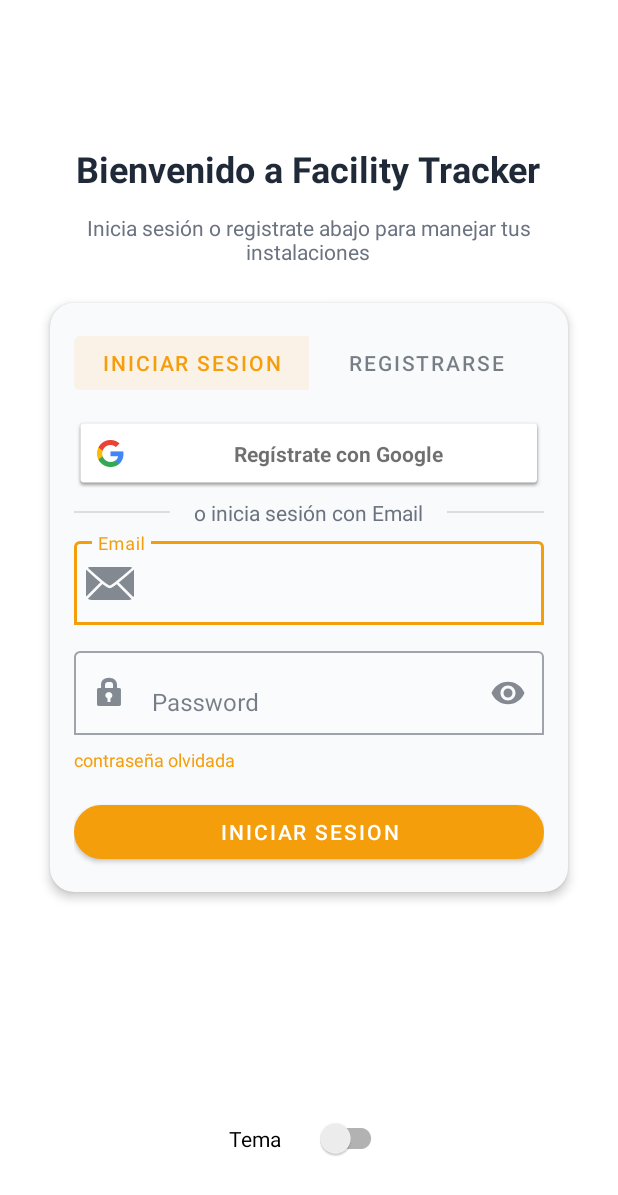
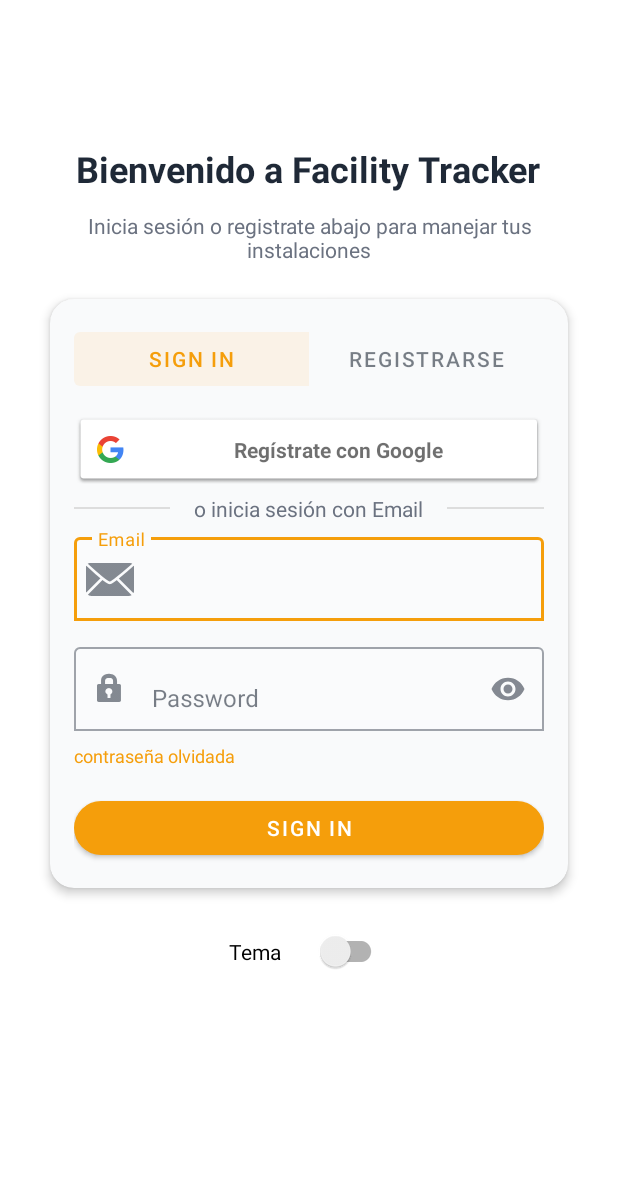
Before and after one commit to SakyJoestar/AccessoryManager, an Android app: the screen it shows after launch (MainActivity), on a phone screen of 412 x 824 dp. Shown: the top 1195 px of the screen. Run offline under Robolectric (Android 15) with nearby library versions, the phone set to English and light mode, and no system bars; our stand-ins replace Dagger/Hilt's generated code, Firebase (no records; nobody signed in at launch, a user with empty details on screens opened directly), data binding, navigation-ui.

Commit message:
Fix: Wrap LoginFragment in NestedScrollView and implement Google Sign-In
- Wraps the entire `fragment_login.xml` layout within a `NestedScrollView` to prevent UI elements from being cut off on smaller screens.
- Implements Google Sign-In functionality using `GoogleSignInClient` and the `ActivityResultContracts.StartActivityForResult` launcher.
- Upon successful Google authentication, user data (name, email, photoUrl, lastLogin) is saved or merged into the "users" collection in Firestore.
- Adds the corresponding click listener for the Google Sign-In button.
- Updates the "iniciar_sesion" string resource from "Iniciar Sesion" to "Sign in".

```diff
--- a/app/src/main/res/layout/fragment_login.xml
+++ b/app/src/main/res/layout/fragment_login.xml
@@ -6,6 +6,11 @@
     <data>
         <!-- Aquí luego puedes meter tu ViewModel si usas DataBinding -->
     </data>
+
+    <androidx.core.widget.NestedScrollView
+        android:layout_width="match_parent"
+        android:layout_height="match_parent"
+        android:background="@color/background">
 
     <androidx.constraintlayout.widget.ConstraintLayout
         android:layout_width="match_parent"
@@ -43,8 +48,8 @@
 
         <TextView
             android:id="@+id/subtitleTextView"
-            android:layout_width="307dp"
-            android:layout_height="38dp"
+            android:layout_width="0dp"
+            android:layout_height="wrap_content"
             android:layout_marginTop="12dp"
             android:gravity="center"
             android:text="@string/instrucciones_login"
@@ -60,7 +65,7 @@
             android:layout_width="0dp"
             android:layout_height="wrap_content"
             android:layout_marginTop="12dp"
-            android:layout_marginBottom="24dp"
+            android:layout_marginBottom="6dp"
             app:cardCornerRadius="16dp"
             app:cardElevation="4dp"
             app:cardUseCompatPadding="true"
@@ -111,7 +116,8 @@
                 <com.google.android.gms.common.SignInButton
                     android:id="@+id/google_sign_in_button_id"
                     android:layout_width="match_parent"
-                    android:layout_height="48dp" />
+                    android:layout_height="48dp"
+                    />
 
                 <!-- Texto divisor -->
 
@@ -214,7 +220,7 @@
                     android:id="@+id/signupForm"
                     android:layout_width="match_parent"
                     android:layout_height="wrap_content"
-                    android:layout_marginTop="16dp"
+                    android:layout_marginTop="4dp"
                     android:orientation="vertical"
                     android:visibility="gone">
 
@@ -312,4 +318,5 @@
             android:backgroundTint="@color/primary"/>
 
     </androidx.constraintlayout.widget.ConstraintLayout>
+    </androidx.core.widget.NestedScrollView>
 </layout>
--- a/app/src/main/res/values/strings.xml
+++ b/app/src/main/res/values/strings.xml
@@ -16,7 +16,7 @@
     <string name="accesory_n_manager">Accesory \n Manager</string>
     <string name="password">Password</string>
     <string name="tema">Tema</string>
-    <string name="iniciar_sesion">Iniciar Sesion</string>
+    <string name="iniciar_sesion">Sign in</string>
     <string name="registrar">Registrar</string>
     <string name="image">image</string>
     <string name="inicia_con_google">O inicia sesión con Google</string>
```
Also changed, not shown: app/src/main/java/com/example/accessoriesManager/view/fragment/LoginFragment.kt (+114 -0 lines).
